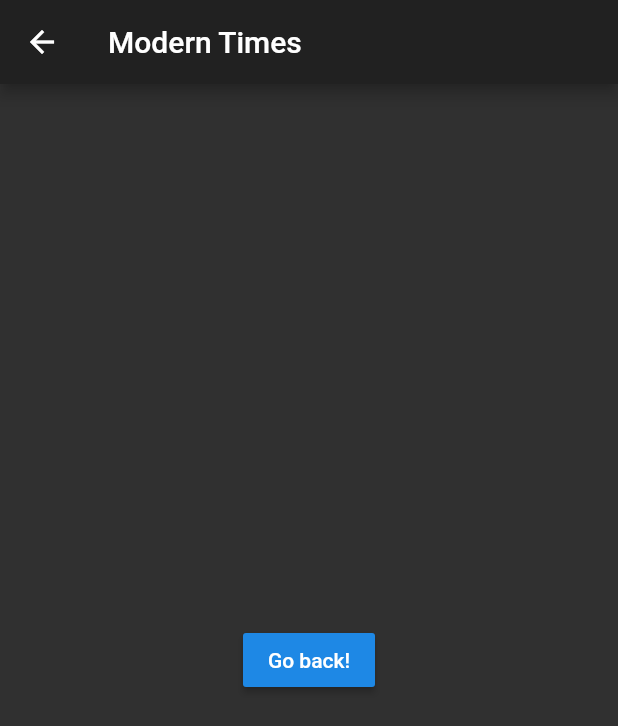
After one commit to airicbear/iu_lyrics, a Flutter app: the screen it shows after launch, after a tap on "Modern Times", on a phone screen of 412 x 824 dp. The commit adds this screen. Shown: the top 726 px of the screen. Run offline on Flutter 3.47's test engine with Material 2 defaults, Android fonts, the phone set to English and light mode, and no system bars.

Commit message:
refactor SecondRoute to Album

```diff
--- a/lib/main.dart
+++ b/lib/main.dart
@@ -11,7 +11,7 @@ class IULyricsApp extends StatelessWidget {
       theme: ThemeData(
         brightness: Brightness.dark,
       ),
-      home: Albums(title: 'IU (아이유) Lyrics'),
+      home: AlbumList(title: 'IU (아이유) Lyrics'),
     );
   }
 }
--- /dev/null
+++ b/lib/pages/album/album.dart
@@ -0,0 +1,25 @@
+import 'package:flutter/material.dart';
+
+class Album extends StatelessWidget {
+
+  String albumTitle;
+
+  Album({Key key, @required this.albumTitle}) : super(key: key);
+
+  @override
+  Widget build(BuildContext context) {
+    return Scaffold(
+      appBar: AppBar(
+        title: Text(albumTitle),
+      ),
+      body: Center(
+        child: RaisedButton(
+          onPressed: () {
+            Navigator.pop(context);
+          },
+          child: Text('Go back!'),
+        ),
+      ),
+    );
+  }
+}
```
Also changed, not shown: lib/pages/home/home.dart (+6 -29 lines).
